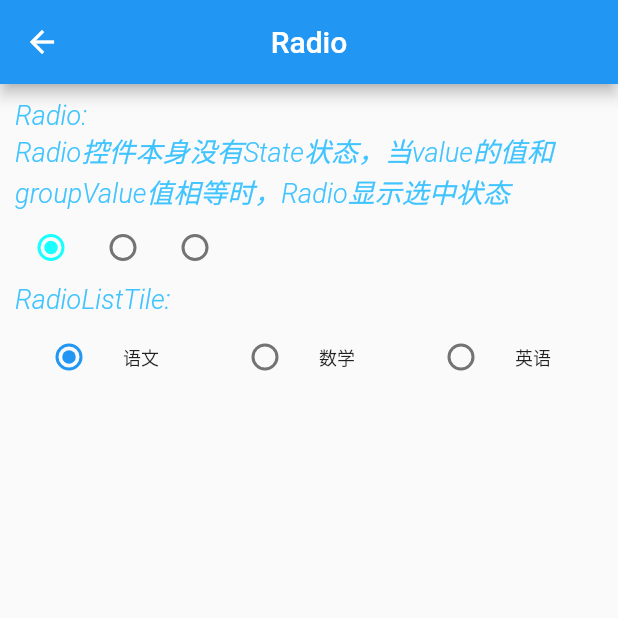
After one commit to WuJinLi/DemoForFlutter, a Flutter app: the RadioWidget screen opened directly, on a phone screen of 412 x 824 dp, the top half of it. The commit adds this screen. Run offline on Flutter 3.47's test engine with Material 2 defaults, Android fonts, the phone set to English and light mode, and no system bars; our stand-ins replace toast.

Commit message:
新增单选框、多选框、输入框组件的使用和实现

```diff
--- /dev/null
+++ b/lib/customwidget/decs_text_widget.dart
@@ -0,0 +1,26 @@
+import 'package:flutter/material.dart';
+
+class DescTextWidget extends StatelessWidget {
+  String content;
+
+  DescTextWidget({@required this.content});
+
+  @override
+  Widget build(BuildContext context) {
+    return Row(
+      children: <Widget>[
+        Expanded(
+          child: Text(
+            '$content',
+            style: TextStyle(
+              fontSize: 18.0,
+              color: Colors.lightBlueAccent,
+              fontWeight: FontWeight.w300,
+              fontStyle: FontStyle.italic,
+            ),
+          ),
+        ),
+      ],
+    );
+  }
+}
--- /dev/null
+++ b/lib/widgets/checkbox/checkbox_widget.dart
@@ -0,0 +1,68 @@
+import 'package:flutter/material.dart';
+import 'package:toast/toast.dart';
+import 'package:flutter_demo/customwidget/decs_text_widget.dart';
+
+class CheckBoxWidget extends StatefulWidget {
+  @override
+  _CheckBoxWidgetState createState() => _CheckBoxWidgetState();
+}
+
+class _CheckBoxWidgetState extends State<CheckBoxWidget> {
+  var __checkValueForCheckBox = false;
+
+  @override
+  Widget build(BuildContext context) {
+    return Scaffold(
+      appBar: AppBar(
+        title: Text('checkox'),
+        centerTitle: true,
+      ),
+      body: Container(
+        padding: EdgeInsets.all(10.0),
+        child: Column(
+          children: <Widget>[
+            DescTextWidget(
+                content: 'Checkbox是勾选框控件，本身不包含任何状态，改变状态需要通过改变value的值改变'),
+            DescTextWidget(
+                content:
+                    'value值为bool类型，true表示选择状态;\nonChanged为发生变化时回调，即点击控件时回调，方法内的参数为新的值;\nactiveColor为激活状态下颜色，是矩形区域内的颜色，checkColor是选中后“对勾”的颜色;'),
+            Row(
+              children: <Widget>[
+                Expanded(
+                    child: Checkbox(
+                        checkColor: Colors.cyanAccent,
+                        value: __checkValueForCheckBox,
+                        onChanged: (value) {
+                          setState(() {
+                            Toast.show('$value', context);
+                            __checkValueForCheckBox = value;
+                          });
+                        }))
+              ],
+            ),
+            DescTextWidget(content: 'CheckboxListTile:\nCheckboxListTile默认是充满父组件的，因此需要Container限制其宽度'),
+            DescTextWidget(content: 'ListTileControlAffinity:勾选框位置'),
+            Row(
+              children: <Widget>[
+                Expanded(
+                  child: CheckboxListTile(
+                    title: Text('learn flutter'),
+                    value: __checkValueForCheckBox,
+                    controlAffinity: ListTileControlAffinity.leading,
+                    subtitle: Text('hello flutter'),
+                    secondary: Icon(Icons.help),
+                    onChanged: (value) {
+                      setState(() {
+                        __checkValueForCheckBox = value;
+                      });
+                    },
+                  ),
+                ),
+              ],
+            )
+          ],
+        ),
+      ),
+    );
+  }
+}
--- /dev/null
+++ b/lib/widgets/radio/radio_widget.dart
@@ -0,0 +1,119 @@
+import 'package:flutter/material.dart';
+import 'package:toast/toast.dart';
+import 'package:flutter_demo/customwidget/decs_text_widget.dart';
+
+class RadioWidget extends StatefulWidget {
+  @override
+  _RadioWidgetState createState() => _RadioWidgetState();
+}
+
+class _RadioWidgetState extends State<RadioWidget> {
+  var _radioGroupValue = '语文';
+
+  @override
+  Widget build(BuildContext context) {
+    return Scaffold(
+      appBar: AppBar(
+        title: Text('Radio'),
+        centerTitle: true,
+      ),
+      body: Container(
+        padding: EdgeInsets.all(10.0),
+        child: Column(
+          children: <Widget>[
+            DescTextWidget(
+                content:
+                    'Radio:\nRadio控件本身没有State状态，当value的值和groupValue值相等时，Radio显示选中状态'),
+            Row(
+              children: <Widget>[
+                Radio(
+                  activeColor: Colors.cyanAccent,
+                  //activeColor是选中状态下颜色
+                  autofocus: true,
+                  value: '语文',
+                  groupValue: _radioGroupValue,
+                  onChanged: (value) {
+                    setState(() {
+                      Toast.show('$value', context);
+                      _radioGroupValue = value;
+                    });
+                  },
+                ),
+                Radio(
+                  activeColor: Colors.cyanAccent,
+                  value: '数学',
+                  groupValue: _radioGroupValue,
+                  onChanged: (value) {
+                    setState(() {
+                      Toast.show('$value', context);
+                      _radioGroupValue = value;
+                    });
+                  },
+                ),
+                Radio(
+                  activeColor: Colors.cyanAccent,
+                  value: '英语',
+                  groupValue: _radioGroupValue,
+                  onChanged: (value) {
+                    setState(() {
+                      Toast.show('$value', context);
+                      _radioGroupValue = value;
+                    });
+                  },
+                ),
+              ],
+            ),
+            DescTextWidget(content: 'RadioListTile:'),
+            Row(
+              children: <Widget>[
+                Flexible(
+                  child: RadioListTile(
+                    title: Text(
+                      '语文',
+                      style: TextStyle(fontSize: 12.0),
+                    ),
+                    value: '语文',
+                    groupValue: _radioGroupValue,
+                    onChanged: (value) {
+                      setState(() {
+                        _radioGroupValue = value;
+                      });
+                    },
+                  ),
+                ),
+                Flexible(
+                    child: RadioListTile(
+                  title: Text(
+                    '数学',
+                    style: TextStyle(fontSize: 12.0),
+                  ),
+                  value: '数学',
+                  groupValue: _radioGroupValue,
+                  onChanged: (value) {
+                    setState(() {
+                      _radioGroupValue = value;
+                    });
+                  },
+                )),
+                Flexible(
+                    child: RadioListTile(
+                  title: Text(
+                    '英语',
+                    style: TextStyle(fontSize: 12.0),
+                  ),
+                  value: '英语',
+                  groupValue: _radioGroupValue,
+                  onChanged: (value) {
+                    setState(() {
+                      _radioGroupValue = value;
+                    });
+                  },
+                )),
+              ],
+            ),
+          ],
+        ),
+      ),
+    );
+  }
+}
--- a/pubspec.yaml
+++ b/pubspec.yaml
@@ -27,6 +27,7 @@ dependencies:
 dev_dependencies:
   flutter_test:
     sdk: flutter
+  toast: ^0.1.5
 
 
 # For information on the generic Dart part of this file, see the
```
Also changed, not shown: lib/constant/main_body_data.dart (+48 -1 lines), lib/widgets/buttom/buttom_widget.dart (added, +131 -0 lines), lib/widgets/text/richtext_widget.dart (+57 -4 lines), lib/widgets/text/textfield_widget.dart (added, +183 -0 lines), pubspec.lock, 1 other file.
